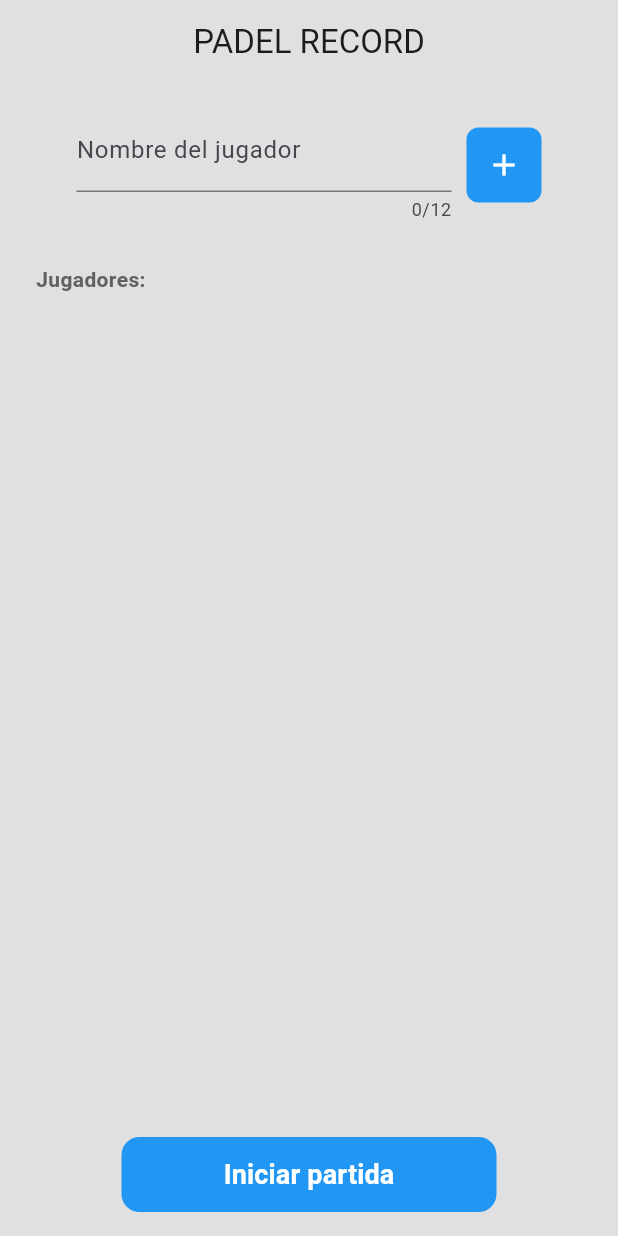
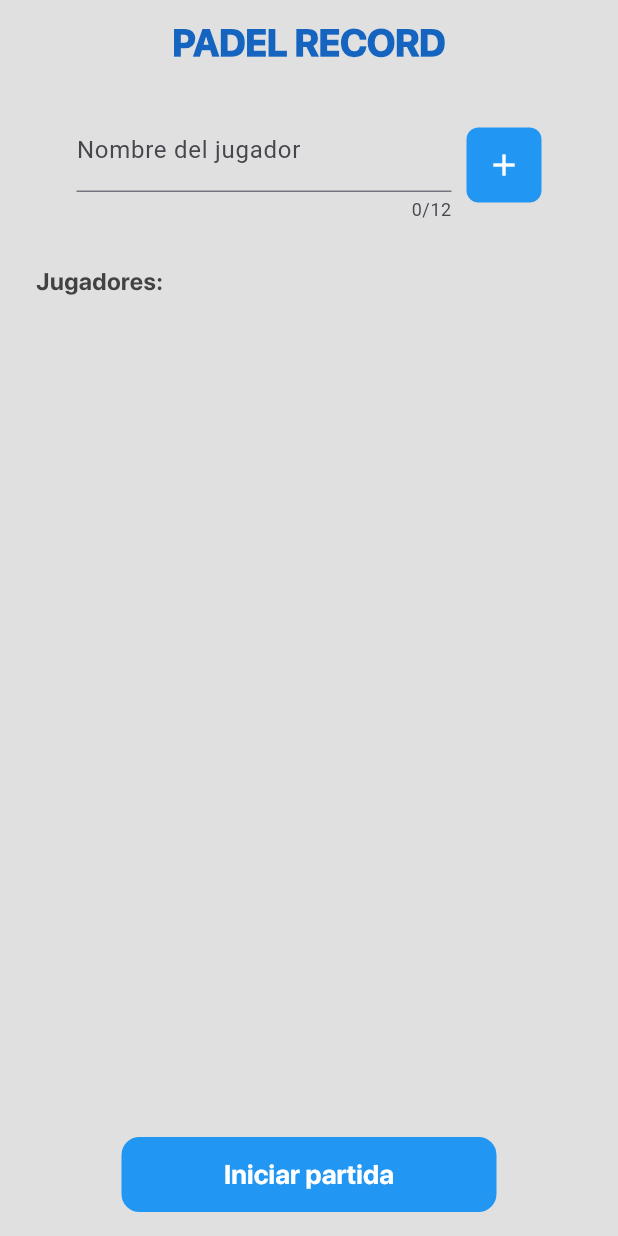
Before and after one commit to Whadyjm/padelrecord, a Flutter app: the screen it shows after launch, on a phone screen of 412 x 824 dp. Run offline on Flutter 3.47's test engine with Material 3 defaults, Android fonts, the light colour scheme and no system bars; our stand-ins replace confetti; project files that could hold a hidden picture were left out.

Commit message:
cambio de tipografia

```diff
--- a/lib/view/playerInputScreen.dart
+++ b/lib/view/playerInputScreen.dart
@@ -1,7 +1,6 @@
 import 'dart:ui';
-
+import 'package:flutter/cupertino.dart';
 import 'package:flutter/material.dart';
-import 'package:padel_record/models/playerModel.dart';
 import 'package:padel_record/provider/playerProvider.dart';
 import 'package:padel_record/provider/puntosProvider.dart';
 import 'package:padel_record/view/gameScreen.dart';
@@ -23,7 +22,7 @@ class PlayerInputScreen extends StatelessWidget {
       appBar: AppBar(
         backgroundColor: Colors.grey.shade300,
         centerTitle: true,
-        title: const Text('PADEL RECORD'),
+        title: Text('PADEL RECORD', style: TextStyle(fontFamily: 'sf-pro-display', color: Colors.blue.shade800, fontSize: 25, fontWeight: FontWeight.w900),),
       ),
       body: Padding(
         padding: const EdgeInsets.all(16.0),
@@ -71,7 +70,7 @@ class PlayerInputScreen extends StatelessWidget {
               padding: const EdgeInsets.all(8.0),
               child: Row(
                 children: [
-                  Text('Jugadores:', style: TextStyle(color: Colors.grey.shade700, fontWeight: FontWeight.bold),),
+                  Text('Jugadores:', style: TextStyle(fontFamily: 'sf-pro-display', fontSize: 16, color: Colors.grey.shade800, fontWeight: FontWeight.w700),),
                 ],
               ),
             ),
@@ -88,7 +87,7 @@ class PlayerInputScreen extends StatelessWidget {
                         title: Row(
                           mainAxisAlignment: MainAxisAlignment.spaceBetween,
                           children: [
-                            Text(player.nombre, style: const TextStyle(fontWeight: FontWeight.w700),),
+                            Text(player.nombre, style: TextStyle(fontFamily:'sf-pro-display', fontWeight: FontWeight.w700, color: Colors.grey.shade700),),
                             TextButton(
                               onPressed: () {
                               playerProvider.removePlayer(player);
@@ -127,7 +126,7 @@ class PlayerInputScreen extends StatelessWidget {
                       color: Colors.blue,
                       borderRadius: BorderRadius.circular(12)
                   ),
-                  child: const Center(child: Text('Iniciar partida', style: TextStyle(fontSize: 18, color: Colors.white, fontWeight: FontWeight.bold),))),
+                  child: const Center(child: Text('Iniciar partida', style: TextStyle(fontFamily: 'sf-pro-display', fontSize: 18, color: Colors.white, fontWeight: FontWeight.bold),))),
             ),
           ],
         ),
```
Also changed, not shown: lib/view/gameScreen.dart (+16 -16 lines), lib/widgets/addRemoveBtns.dart (+4 -4 lines), pubspec.yaml (+7 -6 lines), fonts/SFPRODISPLAYBLACKITALIC.OTF (added), fonts/SFPRODISPLAYBOLD.OTF (added), fonts/SFPRODISPLAYHEAVYITALIC.OTF (added), fonts/SFPRODISPLAYLIGHTITALIC.OTF (added), fonts/SFPRODISPLAYMEDIUM.OTF (added), fonts/SFPRODISPLAYREGULAR.OTF (added), fonts/SFPRODISPLAYSEMIBOLDITALIC.OTF (added), fonts/SFPRODISPLAYTHINITALIC.OTF (added), fonts/SFPRODISPLAYULTRALIGHTITALIC.OTF (added).
